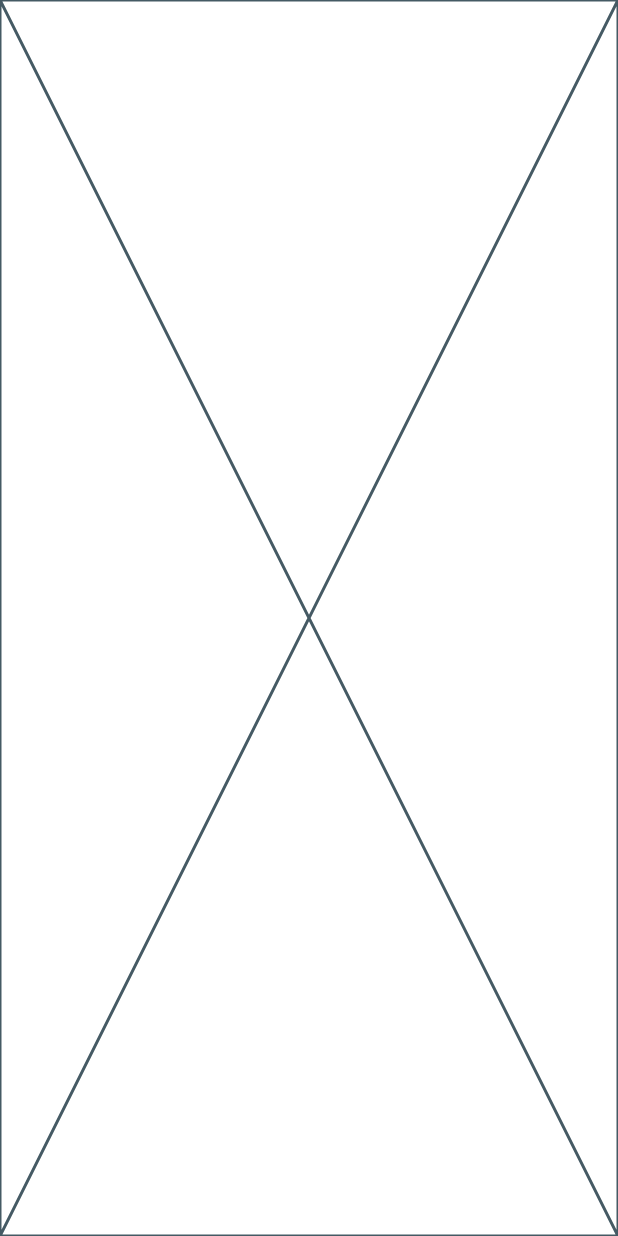
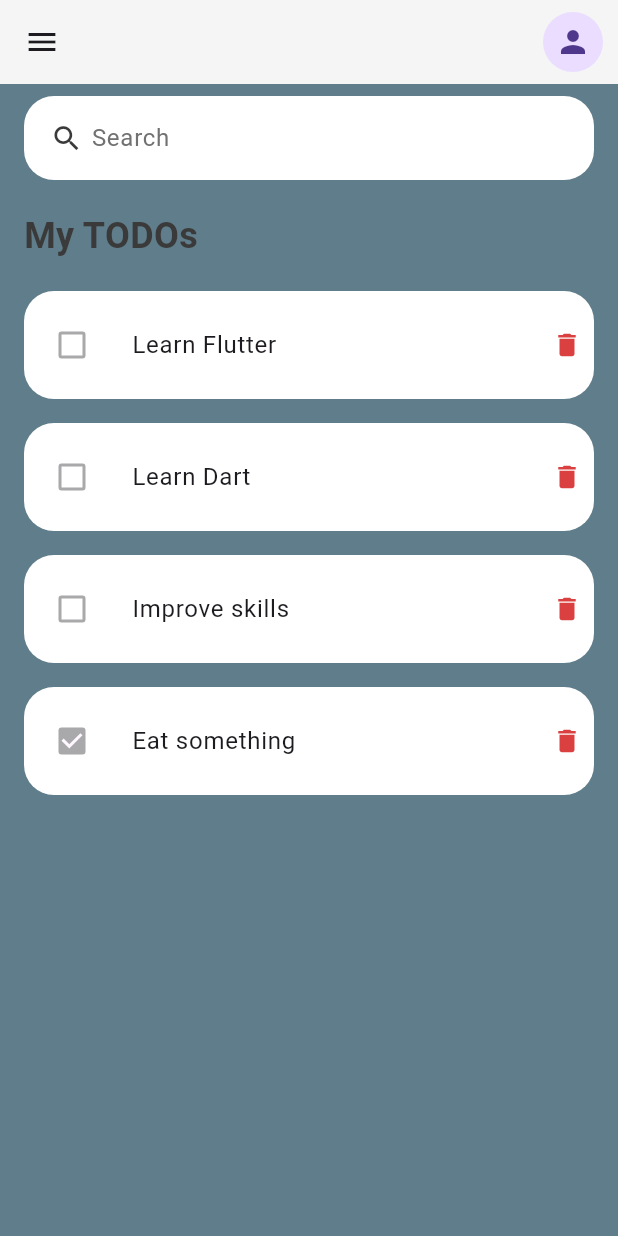
Before and after one commit to Sundramroy23/flutter_todo, a Flutter app: the screen it shows after launch, on a phone screen of 412 x 824 dp. Run offline on Flutter 3.47's test engine with Material 3 defaults, Android fonts, the phone set to English and light mode, and no system bars.

Commit message:
Added Todo Items

```diff
--- /dev/null
+++ b/lib/constants/colors.dart
@@ -0,0 +1,11 @@
+import 'package:flutter/material.dart';
+
+const Color tdRed = Color(0xFFDA4040);
+const Color tdBlue = Color(0xFF5F52EE);
+const Color tdBlack = Color(0xFF3A3A3A);
+const Color tdGrey = Color(0xFF717171);
+
+/// ***********  ✨ Codeium Command 🌟  ************
+const Color tdBGColor = Color(0xFFF5F5F5);
+// const Color tdBGColor = Color.fromARGB(255, 250, 250, 243);
+/******  592fcab1-16a6-43e9-b248-6220b81edcdc  *******/
--- a/lib/main.dart
+++ b/lib/main.dart
@@ -1,19 +1,37 @@
 import 'package:flutter/material.dart';
+import 'package:flutter/services.dart';
 import 'package:flutter_todo_app/screens/home.dart';
+import 'constants/colors.dart';
 
 void main() {
+  WidgetsFlutterBinding.ensureInitialized();
+
+  // Reset status bar to default (native color)
+  SystemChrome.setSystemUIOverlayStyle(SystemUiOverlayStyle(
+    statusBarColor:
+        Colors.transparent, // Transparent so it shows system default
+    statusBarIconBrightness:
+        Brightness.dark, // Use dark icons if status bar is light
+    systemNavigationBarColor: Colors.white, // White bottom navigation bar
+  ));
+
   runApp(const MyApp());
 }
 
-class MyApp extends StatelessWidget{
-
+class MyApp extends StatelessWidget {
   const MyApp({super.key});
 
   @override
   Widget build(BuildContext context) {
-
     return MaterialApp(
+      debugShowCheckedModeBanner: false,
       home: HomePage(),
+      theme: ThemeData().copyWith(
+        appBarTheme: AppBarTheme(
+          color: tdBGColor,
+        ), // Custom AppBar color
+        scaffoldBackgroundColor: tdBGColor, // Custom scaffold color
+      ),
     );
   }
 }
--- /dev/null
+++ b/lib/model/todo.dart
@@ -0,0 +1,14 @@
+class MyTodo {
+  String id;
+  String title;
+  bool done;
+  MyTodo({required this.title, required this.done})
+      : id = DateTime.now().toString();
+
+  static List<MyTodo> todos = [
+    MyTodo(title: "Learn Flutter", done: false),
+    MyTodo(title: "Learn Dart", done: false),
+    MyTodo(title: "Improve skills", done: false),
+    MyTodo(title: "Eat something", done: true),
+  ];
+}
--- a/lib/screens/home.dart
+++ b/lib/screens/home.dart
@@ -1,10 +1,128 @@
 import 'package:flutter/material.dart';
+import 'package:flutter_todo_app/constants/colors.dart';
+import 'package:flutter_todo_app/widgets/taskWidget.dart';
+import '../model/todo.dart';
 
-class HomePage extends StatelessWidget {
+class HomePage extends StatefulWidget {
   const HomePage({super.key});
 
   @override
+  State<HomePage> createState() => _HomePageState();
+}
+
+class _HomePageState extends State<HomePage> {
+  List<MyTodo> todoslist = [];
+
+  @override
+  void initState() {
+    todoslist = MyTodo.todos;
+    super.initState();
+  }
+
+  @override
   Widget build(BuildContext context) {
-    return const Placeholder();
+    return Scaffold(
+      appBar: _appBar(),
+      body: Container(
+        padding: EdgeInsets.symmetric(horizontal: 16, vertical: 8),
+        color: Colors.blueGrey,
+        child: Column(
+          children: [
+            SearchBox(),
+            SizedTwenty(),
+            Align(
+              alignment: Alignment.topLeft,
+              child: Text(
+                "My TODOs",
+                style: TextStyle(
+                  color: tdBlack,
+                  fontSize: 24,
+                  fontWeight: FontWeight.bold,
+                ),
+              ),
+            ),
+            SizedTwenty(),
+            Expanded(
+              child: ListView.builder(
+                itemCount: todoslist.length,
+                itemBuilder: (context, index) {
+                  return Container(
+                    margin: EdgeInsets.only(bottom: 16),
+                    padding: EdgeInsets.all(8),
+                    decoration: BoxDecoration(
+                      color: Colors.white,
+                      borderRadius: BorderRadius.circular(20),
+                    ),
+                    child: Taskwidget(todoslist[index]),
+                  );
+                },
+              ),
+            )
+          ],
+        ),
+      ),
+    );
+  }
+
+  AppBar _appBar() {
+    return AppBar(
+      leading: IconButton(
+        onPressed: () {},
+        icon: Icon(Icons.menu),
+      ),
+      actions: [
+        Padding(
+          padding: const EdgeInsets.symmetric(horizontal: 10),
+          child: CircleAvatar(
+            child: Icon(Icons.person),
+          ),
+        )
+      ],
+    );
   }
 }
+
+class SizedTwenty extends StatelessWidget {
+  const SizedTwenty({
+    super.key,
+  });
+
+  @override
+  Widget build(BuildContext context) {
+    return const SizedBox(
+      height: 20,
+    );
+  }
+}
+
+class SearchBox extends StatelessWidget {
+  const SearchBox({
+    super.key,
+  });
+
+  @override
+  Widget build(BuildContext context) {
+    return Container(
+      // margin: EdgeInsets.symmetric(horizontal: 16, vertical: 8),
+      padding: EdgeInsets.symmetric(horizontal: 16, vertical: 4),
+      // height: 50,
+      width: double.infinity,
+      decoration: BoxDecoration(
+          color: Colors.white, borderRadius: BorderRadius.circular(20)),
+      child: TextField(
+        decoration: InputDecoration(
+          prefixIcon: Icon(
+            Icons.search,
+            color: tdBlack,
+            size: 22,
+          ),
+          prefixIconConstraints: BoxConstraints(maxHeight: 22, minWidth: 25),
+          contentPadding: EdgeInsets.all(0),
+          hintText: 'Search',
+          hintStyle: TextStyle(color: tdGrey),
+          border: InputBorder.none,
+        ),
+      ),
+    );
+  }
+}
--- /dev/null
+++ b/lib/widgets/taskWidget.dart
@@ -0,0 +1,27 @@
+import 'package:flutter/material.dart';
+import 'package:flutter_todo_app/constants/colors.dart';
+import '../model/todo.dart';
+
+class Taskwidget extends StatelessWidget {
+  const Taskwidget(this.todos, {super.key});
+
+  final MyTodo todos;
+  // final Function(bool?)? onChanged;
+
+  @override
+  Widget build(BuildContext context) {
+    return ListTile(
+      contentPadding: EdgeInsets.all(0),
+      leading: Checkbox(value: todos.done, onChanged: null),
+      title: Text(
+        todos.title,
+        style: TextStyle(fontSize: 16),
+      ),
+      trailing: Icon(
+        Icons.delete,
+        color: tdRed,
+        size: 20,
+      ),
+    );
+  }
+}
```
